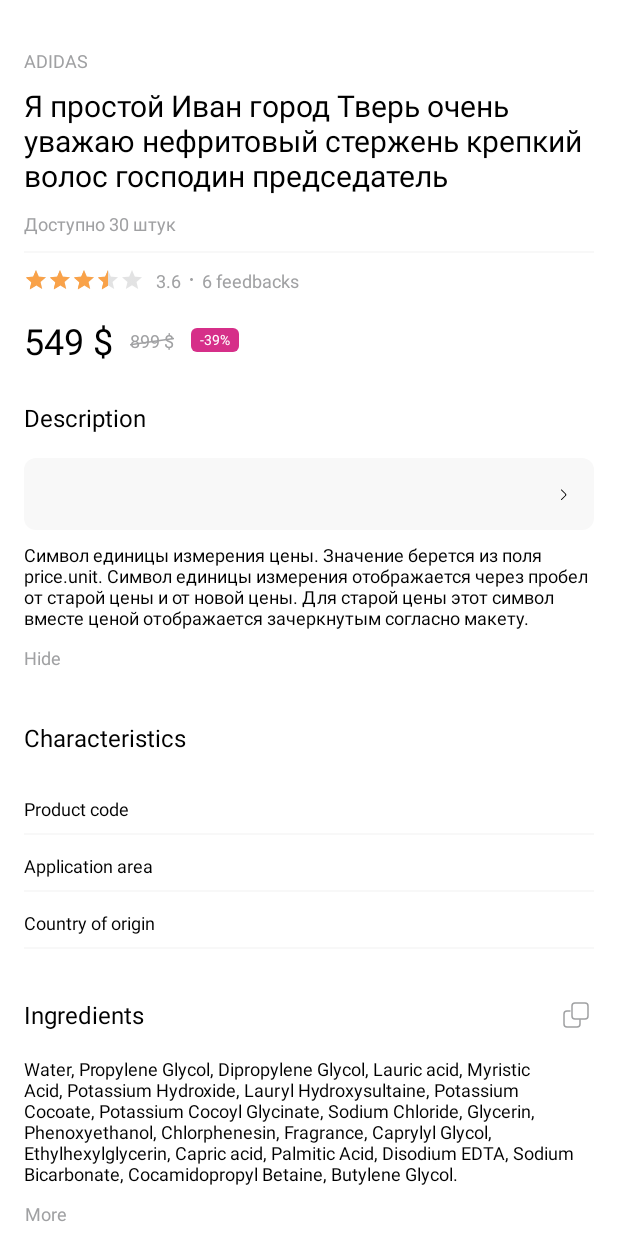
After one commit to klauz42/Yet-Another-Online-Store, an Android app: the layout content_product.xml on its own in the app's theme, with its tools: preview values and no code run, on a phone screen of 412 x 824 dp. The commit adds this screen. Run offline under Robolectric (Android 15) with nearby library versions, the phone set to English and light mode, and no system bars.

Commit message:
Added product screen layout

```diff
--- /dev/null
+++ b/app/src/main/java/ru/klauz42/yetanotheronlinestore/ui/CharacteristicsWidget.kt
@@ -0,0 +1,53 @@
+package ru.klauz42.yetanotheronlinestore.ui
+
+import android.content.Context
+import android.util.AttributeSet
+import android.view.LayoutInflater
+import android.widget.LinearLayout
+import androidx.databinding.DataBindingUtil
+import ru.klauz42.yetanotheronlinestore.R
+import ru.klauz42.yetanotheronlinestore.databinding.CharacteristicsWidgetBinding
+
+class CharacteristicsWidget @JvmOverloads constructor(
+    context: Context, attrs: AttributeSet? = null, defStyleAttr: Int = 0
+) : LinearLayout(context, attrs, defStyleAttr) {
+
+    private var binding: CharacteristicsWidgetBinding
+
+    var productCode: String? = null
+        set(value) {
+            field = value
+            binding.productCode.text = value
+        }
+
+    var applicationArea: String? = null
+        set(value) {
+            field = value
+            binding.applicationArea.text = value
+        }
+
+    var countryOfOrigin: String? = null
+        set(value) {
+            field = value
+            binding.countryOfOrigin.text = value
+        }
+
+    init {
+        val inflater = LayoutInflater.from(context)
+        binding = DataBindingUtil.inflate(inflater, R.layout.characteristics_widget, this, true)
+
+        attrs?.let {
+            val typedArray =
+                context.obtainStyledAttributes(it, R.styleable.CharacteristicsWidget, 0, 0)
+            val productCode = typedArray.getString(R.styleable.CharacteristicsWidget_product_code)
+            val applicationArea =
+                typedArray.getString(R.styleable.CharacteristicsWidget_application_area)
+            val countryOfOrigin =
+                typedArray.getString(R.styleable.CharacteristicsWidget_country_of_origin)
+            this.productCode = productCode
+            this.applicationArea = applicationArea
+            this.countryOfOrigin = countryOfOrigin
+            typedArray.recycle()
+        }
+    }
+}
--- /dev/null
+++ b/app/src/main/res/layout/characteristics_widget.xml
@@ -0,0 +1,99 @@
+<?xml version="1.0" encoding="utf-8"?>
+<layout xmlns:android="http://schemas.android.com/apk/res/android"
+    xmlns:tools="http://schemas.android.com/tools">
+
+    <LinearLayout
+        android:layout_width="match_parent"
+        android:layout_height="match_parent"
+        android:gravity="start"
+        android:orientation="vertical">
+
+        <LinearLayout
+            android:layout_width="match_parent"
+            android:layout_height="wrap_content"
+            android:layout_gravity="center"
+            android:orientation="horizontal"
+            android:paddingTop="12dp"
+            android:paddingBottom="4dp">
+
+            <androidx.appcompat.widget.AppCompatTextView
+                android:layout_width="0dp"
+                android:layout_height="wrap_content"
+                android:layout_weight="1"
+                android:text="@string/product_code"
+                android:textAppearance="@style/Text1Style" />
+
+            <androidx.appcompat.widget.AppCompatTextView
+                android:id="@+id/product_code"
+                android:layout_width="wrap_content"
+                android:layout_height="wrap_content"
+                android:textAppearance="@style/Text1Style"
+                tools:text="1487394" />
+        </LinearLayout>
+
+        <View
+            android:layout_width="match_parent"
+            android:layout_height="1dp"
+            android:layout_marginTop="4dp"
+            android:background="@color/divider_line_color" />
+
+        <LinearLayout
+            android:layout_width="match_parent"
+            android:layout_height="wrap_content"
+            android:layout_gravity="center"
+            android:orientation="horizontal"
+            android:paddingTop="12dp"
+            android:paddingBottom="4dp">
+
+            <androidx.appcompat.widget.AppCompatTextView
+                android:layout_width="0dp"
+                android:layout_height="wrap_content"
+                android:layout_weight="1"
+                android:text="@string/application_area"
+                android:textAppearance="@style/Text1Style" />
+
+            <androidx.appcompat.widget.AppCompatTextView
+                android:id="@+id/application_area"
+                android:layout_width="wrap_content"
+                android:layout_height="wrap_content"
+                android:textAppearance="@style/Text1Style"
+                tools:text="Лицо" />
+        </LinearLayout>
+
+        <View
+            android:layout_width="match_parent"
+            android:layout_height="1dp"
+            android:layout_marginTop="4dp"
+            android:background="@color/divider_line_color" />
+
+        <LinearLayout
+            android:layout_width="match_parent"
+            android:layout_height="wrap_content"
+            android:layout_gravity="center"
+            android:orientation="horizontal"
+            android:paddingTop="12dp"
+            android:paddingBottom="4dp">
+
+            <androidx.appcompat.widget.AppCompatTextView
+                android:layout_width="0dp"
+                android:layout_height="wrap_content"
+                android:layout_weight="1"
+                android:text="@string/country_of_origin"
+                android:textAppearance="@style/Text1Style" />
+
+            <androidx.appcompat.widget.AppCompatTextView
+                android:id="@+id/country_of_origin"
+                android:layout_width="wrap_content"
+                android:layout_height="wrap_content"
+                android:textAppearance="@style/Text1Style"
+                tools:text="Республика Корея" />
+        </LinearLayout>
+
+        <View
+            android:layout_width="match_parent"
+            android:layout_height="1dp"
+            android:layout_marginTop="4dp"
+            android:background="@color/divider_line_color" />
+
+    </LinearLayout>
+</layout>
--- /dev/null
+++ b/app/src/main/res/layout/content_product.xml
@@ -0,0 +1,249 @@
+<?xml version="1.0" encoding="utf-8"?>
+<layout xmlns:android="http://schemas.android.com/apk/res/android"
+    xmlns:app="http://schemas.android.com/apk/res-auto"
+    xmlns:tools="http://schemas.android.com/tools">
+
+    <LinearLayout
+        android:layout_width="match_parent"
+        android:layout_height="match_parent"
+        android:layout_marginStart="16dp"
+        android:layout_marginTop="16dp"
+        android:layout_marginEnd="16dp"
+        android:orientation="vertical">
+
+        <androidx.constraintlayout.widget.ConstraintLayout
+            android:layout_width="match_parent"
+            android:layout_height="wrap_content"
+            android:layout_marginStart="5dp"
+            android:layout_marginEnd="5dp"
+            tools:visibility="gone">
+
+            <!--            todo: remove after viewpager2 setting up-->
+            <androidx.appcompat.widget.AppCompatImageView
+                android:id="@+id/image_product"
+                android:layout_width="0dp"
+                android:layout_height="0dp"
+                android:scaleType="centerCrop"
+                android:src="@drawable/item_1"
+                app:layout_constraintDimensionRatio="1:1"
+                app:layout_constraintEnd_toEndOf="parent"
+                app:layout_constraintStart_toStartOf="parent"
+                app:layout_constraintTop_toTopOf="parent"
+                app:layout_constraintVertical_chainStyle="packed" />
+
+            <androidx.viewpager2.widget.ViewPager2
+                android:id="@+id/view_pager"
+                android:layout_width="0dp"
+                android:layout_height="0dp"
+                android:scaleType="centerCrop"
+                app:layout_constraintDimensionRatio="1:1"
+                app:layout_constraintEnd_toEndOf="parent"
+                app:layout_constraintStart_toStartOf="parent"
+                app:layout_constraintTop_toTopOf="parent"
+                app:layout_constraintVertical_chainStyle="packed" />
+
+            <androidx.appcompat.widget.AppCompatCheckBox
+                android:id="@+id/checkbox_like"
+                style="@style/HeartCheckBoxStyle"
+                android:layout_width="wrap_content"
+                android:layout_height="wrap_content"
+                android:paddingHorizontal="3dp"
+                android:paddingVertical="8dp"
+                app:layout_constraintEnd_toEndOf="parent"
+                app:layout_constraintTop_toTopOf="parent" />
+
+            <ImageButton
+                style="@style/ImageButtonWithoutBackgroundStyle"
+                android:layout_width="wrap_content"
+                android:layout_height="wrap_content"
+                android:layout_marginBottom="16dp"
+                android:src="@drawable/question"
+                app:layout_constraintBottom_toBottomOf="@id/view_pager"
+                app:layout_constraintStart_toStartOf="@id/view_pager" />
+
+            <com.google.android.material.tabs.TabLayout
+                android:id="@+id/tabDots"
+                android:layout_width="wrap_content"
+                android:layout_height="wrap_content"
+                app:layout_constraintEnd_toEndOf="parent"
+                app:layout_constraintStart_toStartOf="parent"
+                app:layout_constraintTop_toBottomOf="@id/view_pager"
+                app:tabBackground="@drawable/tab_indicator_small_selector"
+                app:tabGravity="center"
+                app:tabIndicatorFullWidth="false"
+                app:tabIndicatorGravity="center"
+                app:tabIndicatorHeight="0dp" />
+        </androidx.constraintlayout.widget.ConstraintLayout>
+
+        <androidx.appcompat.widget.AppCompatTextView
+            android:id="@+id/title"
+            android:layout_width="wrap_content"
+            android:layout_height="wrap_content"
+            android:layout_marginTop="16dp"
+            android:textAppearance="@style/Text1Style"
+            android:textColor="@color/text_secondary"
+            tools:text="ADIDAS" />
+
+        <androidx.appcompat.widget.AppCompatTextView
+            android:id="@+id/subtitle"
+            android:layout_width="wrap_content"
+            android:layout_height="wrap_content"
+            android:layout_marginTop="8dp"
+            android:textAppearance="@style/LargeTitle1Style"
+            tools:text="Я простой Иван город Тверь очень уважаю нефритовый стержень крепкий волос господин председатель" />
+
+        <androidx.appcompat.widget.AppCompatTextView
+            android:id="@+id/available"
+            android:layout_width="wrap_content"
+            android:layout_height="wrap_content"
+            android:layout_marginTop="10dp"
+            android:textAppearance="@style/Text1Style"
+            android:textColor="@color/text_secondary"
+            tools:text="Доступно 30 штук" />
+
+        <View
+            android:layout_width="match_parent"
+            android:layout_height="1dp"
+            android:layout_marginTop="10dp"
+            android:background="@color/divider_line_color" />
+
+        <ru.klauz42.yetanotheronlinestore.ui.ProductRatingView
+            android:id="@+id/rating_view"
+            android:layout_width="wrap_content"
+            android:layout_height="wrap_content"
+            android:layout_marginTop="10dp"
+            app:feedbackCount="6"
+            app:ratingValue="3.6" />
+
+        <LinearLayout
+            android:layout_width="wrap_content"
+            android:layout_height="wrap_content"
+            android:layout_gravity="start"
+            android:layout_marginTop="16dp"
+            android:orientation="horizontal">
+
+            <androidx.appcompat.widget.AppCompatTextView
+                android:id="@+id/price_with_discount"
+                android:layout_width="wrap_content"
+                android:layout_height="wrap_content"
+                android:layout_gravity="center"
+                android:layout_marginEnd="11dp"
+                android:textAppearance="@style/PriceTextStyle"
+                tools:text="549 $" />
+
+            <ru.klauz42.yetanotheronlinestore.ui.DiagonalStrikeTextView
+                android:id="@+id/price"
+                android:layout_width="wrap_content"
+                android:layout_height="wrap_content"
+                android:layout_gravity="center"
+                android:layout_marginEnd="11dp"
+                android:textAppearance="@style/Text1Style"
+                android:textColor="@color/text_secondary"
+                tools:text="899 $" />
+
+            <ru.klauz42.yetanotheronlinestore.ui.DiscountLabel
+                android:id="@+id/discount"
+                android:layout_width="wrap_content"
+                android:layout_height="@dimen/discount_label_height"
+                android:layout_gravity="center"
+                app:discountValue="39" />
+        </LinearLayout>
+
+        <TextView
+            android:layout_width="wrap_content"
+            android:layout_height="wrap_content"
+            android:layout_marginTop="24dp"
+            android:text="@string/description"
+            android:textAppearance="@style/Title1Style" />
+
+        <ru.klauz42.yetanotheronlinestore.ui.BrandButton
+            android:id="@+id/button_brand"
+            android:layout_width="match_parent"
+            android:layout_height="@dimen/button_brand_height"
+            android:layout_marginTop="16dp"
+            tools:brandName="ADIDAS" />
+
+        <androidx.appcompat.widget.AppCompatTextView
+            android:id="@+id/description_text"
+            android:layout_width="match_parent"
+            android:layout_height="wrap_content"
+            android:layout_marginTop="8dp"
+            android:textAppearance="@style/Text1Style"
+            tools:text="Символ единицы измерения цены. Значение берется из поля price.unit. Символ единицы измерения отображается через пробел от старой цены и от новой цены. Для старой цены этот символ вместе ценой отображается зачеркнутым согласно макету." />
+
+        <androidx.appcompat.widget.AppCompatButton
+            android:id="@+id/button_show_more_description"
+            style="@style/TextButtonStyle"
+            android:layout_width="wrap_content"
+            android:layout_height="wrap_content"
+            android:layout_marginTop="10dp"
+            tools:text="@string/hide" />
+
+        <androidx.appcompat.widget.AppCompatTextView
+            android:layout_width="wrap_content"
+            android:layout_height="wrap_content"
+            android:layout_marginTop="34dp"
+            android:text="@string/characteristics"
+            android:textAppearance="@style/Title1Style" />
+
+        <ru.klauz42.yetanotheronlinestore.ui.CharacteristicsWidget
+            android:id="@+id/characteristics"
+            android:layout_width="match_parent"
+            android:layout_height="wrap_content"
+            android:layout_marginTop="16dp"
+            tools:application_area="Лицо"
+            tools:country_of_origin="Республика Корея"
+            tools:product_code="123123241" />
+
+        <LinearLayout
+            android:layout_width="match_parent"
+            android:layout_height="wrap_content"
+            android:layout_gravity="start"
+            android:layout_marginTop="32dp"
+            android:orientation="horizontal">
+
+            <androidx.appcompat.widget.AppCompatTextView
+                android:layout_width="0dp"
+                android:layout_height="wrap_content"
+                android:layout_gravity="center"
+                android:layout_weight="1"
+                android:text="@string/ingredients"
+                android:textAppearance="@style/Title1Style" />
+
+            <androidx.appcompat.widget.AppCompatImageButton
+                android:id="@+id/button_copy_ingredients"
+                style="@style/ImageButtonWithoutBackgroundStyle"
+                android:layout_width="wrap_content"
+                android:layout_height="wrap_content"
+                android:layout_gravity="center"
+                android:src="@drawable/copy" />
+        </LinearLayout>
+
+        <androidx.appcompat.widget.AppCompatTextView
+            android:id="@+id/list_of_ingredients"
+            android:layout_width="match_parent"
+            android:layout_height="wrap_content"
+            android:layout_marginTop="15dp"
+            android:textAppearance="@style/Text1Style"
+            tools:ellipsize="end"
+            tools:maxLines="2"
+            tools:text="Water, Propylene Glycol, Dipropylene Glycol, Lauric acid, Myristic Acid, Potassium Hydroxide, Lauryl Hydroxysultaine, Potassium Cocoate, Potassium Cocoyl Glycinate, Sodium Chloride, Glycerin, Phenoxyethanol, Chlorphenesin, Fragrance, Caprylyl Glycol, Ethylhexylglycerin, Capric acid, Palmitic Acid, Disodium EDTA, Sodium Bicarbonate, Cocamidopropyl Betaine, Butylene Glycol." />
+
+        <androidx.appcompat.widget.AppCompatButton
+            android:id="@+id/button_show_more_ingredients"
+            style="@style/TextButtonStyle"
+            android:layout_width="wrap_content"
+            android:layout_height="wrap_content"
+            android:layout_marginTop="10dp"
+            tools:text="@string/more" />
+
+        <ru.klauz42.yetanotheronlinestore.ui.AddToCartButton
+            android:id="@+id/button_add_to_cart"
+            android:layout_width="match_parent"
+            android:layout_height="@dimen/button_large_height"
+            android:layout_marginTop="32dp"
+            android:layout_marginBottom="8dp"
+            tools:price="899"
+            tools:priceWithDiscount="549" />
+    </LinearLayout>
+</layout>
--- /dev/null
+++ b/app/src/main/res/layout/fragment_product.xml
@@ -0,0 +1,39 @@
+<?xml version="1.0" encoding="utf-8"?>
+<layout xmlns:android="http://schemas.android.com/apk/res/android"
+    xmlns:app="http://schemas.android.com/apk/res-auto"
+    xmlns:tools="http://schemas.android.com/tools">
+
+    <androidx.coordinatorlayout.widget.CoordinatorLayout
+        android:layout_width="match_parent"
+        android:layout_height="match_parent">
+        <com.google.android.material.appbar.AppBarLayout
+            android:id="@+id/app_bar_layout"
+            style="@style/AppActionBarStyle"
+            android:layout_width="match_parent"
+            android:layout_height="wrap_content">
+
+            <include
+                android:id="@+id/header"
+                layout="@layout/toolbar_product"
+                android:layout_width="match_parent"
+                android:layout_height="wrap_content" />
+        </com.google.android.material.appbar.AppBarLayout>
+
+        <androidx.core.widget.NestedScrollView
+            android:id="@+id/nested_scroll_view"
+            android:layout_width="match_parent"
+            android:layout_height="match_parent"
+            android:background="@color/back_primary"
+            android:layout_marginStart="16dp"
+            android:layout_marginEnd="16dp"
+            app:layout_behavior="@string/appbar_scrolling_view_behavior">
+
+            <include
+                android:id="@+id/content"
+                layout="@layout/content_product"
+                android:layout_width="match_parent"
+                android:layout_height="match_parent" />
+        </androidx.core.widget.NestedScrollView>
+
+    </androidx.coordinatorlayout.widget.CoordinatorLayout>
+</layout>
--- a/app/src/main/res/values/attrs.xml
+++ b/app/src/main/res/values/attrs.xml
@@ -20,6 +20,7 @@
 
     <attr name="ratingValue" format="float"/>
     <attr name="feedbackCount" format="integer"/>
+
     <declare-styleable name="CatalogRatingView">
         <attr name="ratingValue"/>
         <attr name="feedbackCount"/>
@@ -38,4 +39,10 @@
     <declare-styleable name="SortByButton">
         <attr name="sortTitle" format="string"/>
     </declare-styleable>
+
+    <declare-styleable name="CharacteristicsWidget">
+        <attr name="product_code" format="string"/>
+        <attr name="application_area" format="string"/>
+        <attr name="country_of_origin" format="string"/>
+    </declare-styleable>
 </resources>
--- a/app/src/main/res/values/colors.xml
+++ b/app/src/main/res/values/colors.xml
@@ -18,7 +18,8 @@
 
 
     <color name="back_primary">@color/white</color>
-    <color name="text_on_primary">@color/black</color>
+    <color name="text_primary">@color/black</color>
+    <color name="text_secondary">@color/grey</color>
     <color name="transparent">#00000000</color>
 
 
@@ -48,5 +49,7 @@
     <color name="catalog_price_text_color">@color/grey</color>
     <color name="feedback_count_text_color">@color/grey</color>
     <color name="caption_text_color">@color/grey</color>
+    <color name="text_button_color">@color/grey</color>
+    <color name="divider_line_color">@color/light_grey</color>
 
 </resources>
--- a/app/src/main/res/values/strings.xml
+++ b/app/src/main/res/values/strings.xml
@@ -25,4 +25,12 @@
     <string name="by_popularity">By popularity</string>
     <string name="descending_price">Descending price</string>
     <string name="ascending_price">Ascending price</string>
+    <string name="description">Description</string>
+    <string name="hide">Hide</string>
+    <string name="more">More</string>
+    <string name="characteristics">Characteristics</string>
+    <string name="ingredients">Ingredients</string>
+    <string name="product_code">Product code</string>
+    <string name="application_area">Application area</string>
+    <string name="country_of_origin">Country of origin</string>
 </resources>
--- a/app/src/main/res/values/styles.xml
+++ b/app/src/main/res/values/styles.xml
@@ -34,11 +34,22 @@
         <item name="android:background">?android:selectableItemBackground</item>
     </style>
 
+    <style name="TextButtonStyle" parent="Widget.AppCompat.ImageButton">
+        <item name="android:layout_width">wrap_content</item>
+        <item name="android:layout_height">wrap_content</item>
+        <item name="android:background">?android:selectableItemBackground</item>
+        <item name="android:textAllCaps">false</item>
+        <item name="android:minHeight">0dp</item>
+        <item name="android:minWidth">0dp</item>
+        <item name="android:textAppearance">@style/ButtonText1Style</item>
+        <item name="android:textColor">@color/text_button_color</item>
+    </style>
+
     <style name="ToolbarImageButtonStyle" parent="ImageButtonWithoutBackgroundStyle" />
 
     <style name="AppActionBarStyle" parent="ThemeOverlay.AppCompat.Dark.ActionBar">
         <item name="android:background">@color/transparent</item>
-        <item name="titleTextColor">@color/text_on_primary</item>
+        <item name="titleTextColor">@color/text_primary</item>
         <item name="elevation">0dp</item>
     </style>
 
```
Also changed, not shown: 1 other file.
